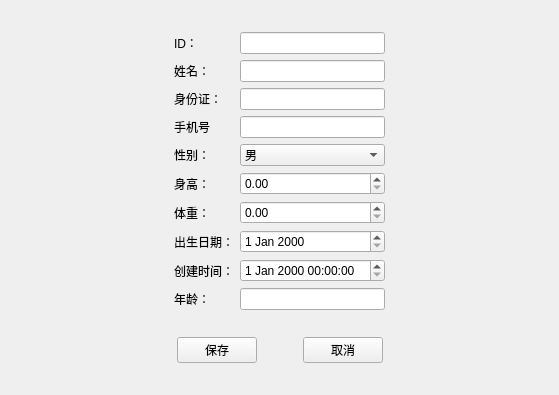
The window that Lab3/patienteditview.ui (musuwer/QtCourse) describes before a commit, drawn with Qt 5.
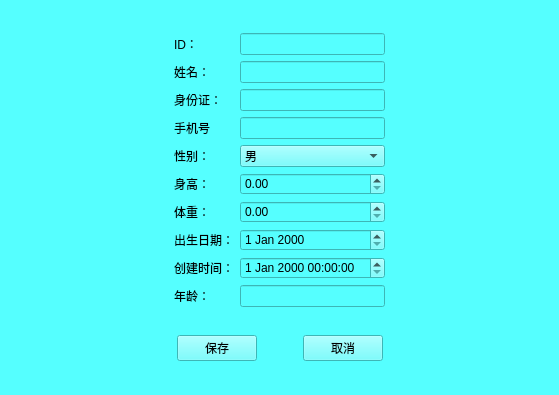
The same window after the commit.

```diff
--- a/Lab3/patienteditview.ui
+++ b/Lab3/patienteditview.ui
@@ -13,6 +13,9 @@
   <property name="windowTitle">
    <string>编辑患者信息</string>
   </property>
+  <property name="styleSheet">
+   <string notr="true">background-color: rgb(85, 255, 255);</string>
+  </property>
   <layout class="QVBoxLayout" name="verticalLayout">
    <item>
     <layout class="QHBoxLayout" name="horizontalLayout_3">
```
Left out of the diff: 16 changed lines with no effect on the pictures.
